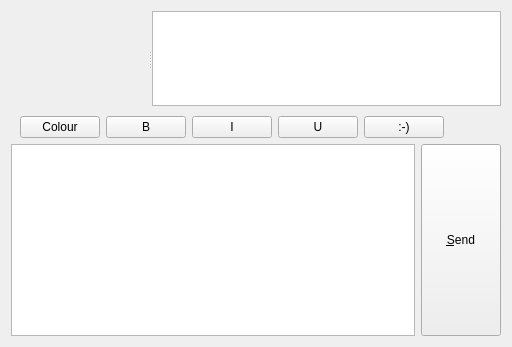
Above: lib/chat-widget.ui from KDE/ktp-text-ui before the change. Below: the same form after it.
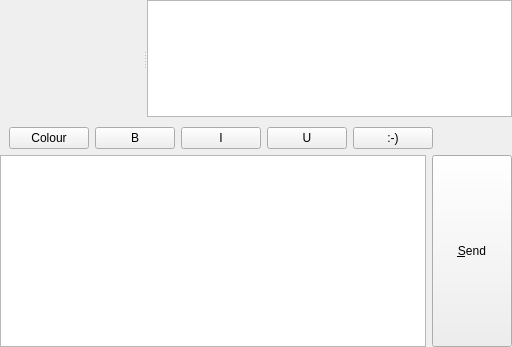
That is the form after the change. Custom widgets are drawn as their Qt base class.

Commit message:
Restore the fix to the oversized outer marign.
Reviewed by Rohan Garg

Patch:
```diff
--- a/lib/chat-widget.ui
+++ b/lib/chat-widget.ui
@@ -11,6 +11,9 @@
    </rect>
   </property>
   <layout class="QVBoxLayout" name="verticalLayout">
+   <property name="margin">
+    <number>0</number>
+   </property>
    <item>
     <widget class="QSplitter" name="splitter">
      <property name="orientation">
```
